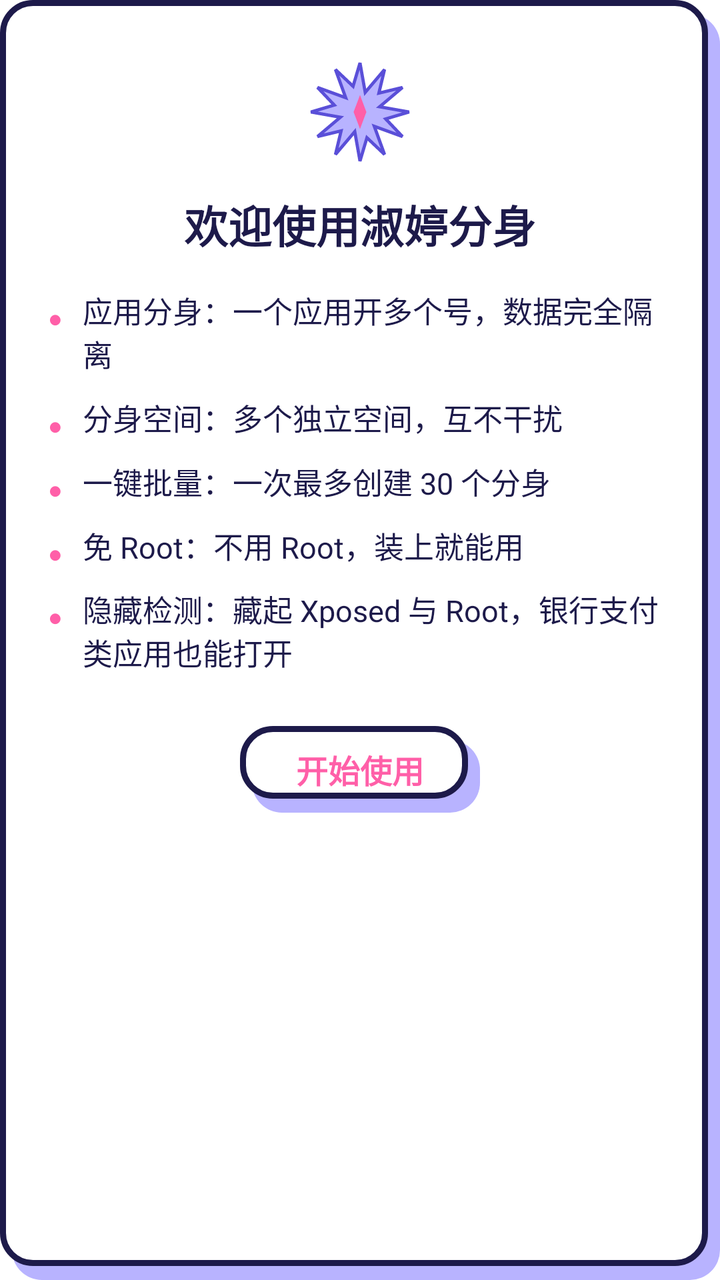
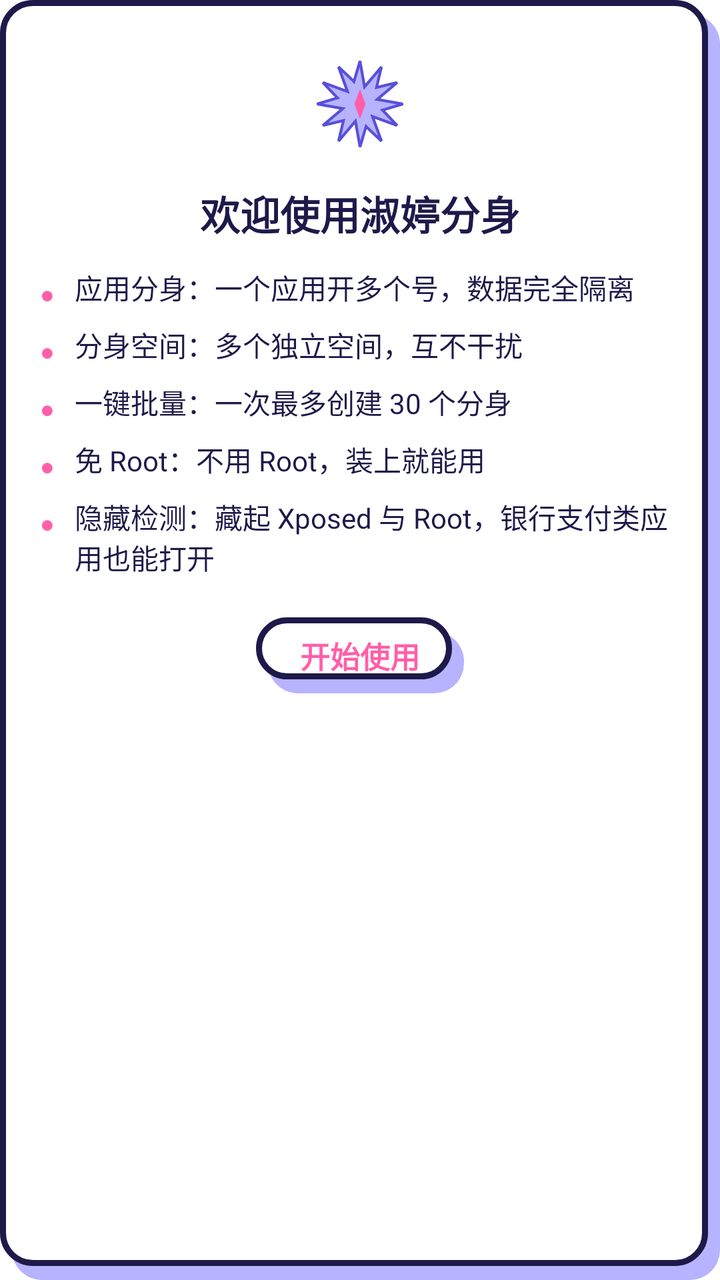

Screens rendered from an Android XML layout before and after an edit, with the pre-edit source and the edit as a unified diff.
<!-- AndroidManifest.xml: application theme Theme.BlackBox -->
<!-- res/layout/dialog_welcome.xml -->
<?xml version="1.0" encoding="utf-8"?>
<LinearLayout xmlns:android="http://schemas.android.com/apk/res/android"
    android:layout_width="match_parent"
    android:layout_height="wrap_content"
    android:background="@drawable/bg_sakuga_card"
    android:orientation="vertical"
    android:padding="24dp">

    <ImageView
        android:layout_width="64dp"
        android:layout_height="64dp"
        android:layout_gravity="center_horizontal"
        android:layout_marginBottom="8dp"
        android:src="@drawable/ic_sakuga_burst" />

    <TextView
        android:layout_width="wrap_content"
        android:layout_height="wrap_content"
        android:layout_gravity="center_horizontal"
        android:layout_marginBottom="16dp"
        android:text="欢迎使用淑婷分身"
        android:textColor="@color/primary_text"
        android:textSize="22sp"
        android:textStyle="bold" />

    <LinearLayout
        android:layout_width="match_parent"
        android:layout_height="wrap_content"
        android:layout_marginBottom="10dp"
        android:orientation="horizontal">

        <TextView
            android:layout_width="wrap_content"
            android:layout_height="wrap_content"
            android:layout_marginTop="2dp"
            android:layout_marginEnd="10dp"
            android:text="●"
            android:textColor="@color/accent"
            android:textSize="12sp" />

        <TextView
            android:layout_width="wrap_content"
            android:layout_height="wrap_content"
            android:text="应用分身：一个应用开多个号，数据完全隔离"
            android:textColor="@color/primary_text"
            android:textSize="15sp" />
    </LinearLayout>

    <LinearLayout
        android:layout_width="match_parent"
        android:layout_height="wrap_content"
        android:layout_marginBottom="10dp"
        android:orientation="horizontal">

        <TextView
            android:layout_width="wrap_content"
            android:layout_height="wrap_content"
            android:layout_marginTop="2dp"
            android:layout_marginEnd="10dp"
            android:text="●"
            android:textColor="@color/accent"
            android:textSize="12sp" />

        <TextView
            android:layout_width="wrap_content"
            android:layout_height="wrap_content"
            android:text="分身空间：多个独立空间，互不干扰"
            android:textColor="@color/primary_text"
            android:textSize="15sp" />
    </LinearLayout>

    <LinearLayout
        android:layout_width="match_parent"
        android:layout_height="wrap_content"
        android:layout_marginBottom="10dp"
        android:orientation="horizontal">

        <TextView
            android:layout_width="wrap_content"
            android:layout_height="wrap_content"
            android:layout_marginTop="2dp"
            android:layout_marginEnd="10dp"
            android:text="●"
            android:textColor="@color/accent"
            android:textSize="12sp" />

        <TextView
            android:layout_width="wrap_content"
            android:layout_height="wrap_content"
            android:text="一键批量：一次最多创建 30 个分身"
            android:textColor="@color/primary_text"
            android:textSize="15sp" />
    </LinearLayout>

    <LinearLayout
        android:layout_width="match_parent"
        android:layout_height="wrap_content"
        android:layout_marginBottom="10dp"
        android:orientation="horizontal">

        <TextView
            android:layout_width="wrap_content"
            android:layout_height="wrap_content"
            android:layout_marginTop="2dp"
            android:layout_marginEnd="10dp"
            android:text="●"
            android:textColor="@color/accent"
            android:textSize="12sp" />

        <TextView
            android:layout_width="wrap_content"
            android:layout_height="wrap_content"
            android:text="免 Root：不用 Root，装上就能用"
            android:textColor="@color/primary_text"
            android:textSize="15sp" />
    </LinearLayout>

    <LinearLayout
        android:layout_width="match_parent"
        android:layout_height="wrap_content"
        android:layout_marginBottom="10dp"
        android:orientation="horizontal">

        <TextView
            android:layout_width="wrap_content"
            android:layout_height="wrap_content"
            android:layout_marginTop="2dp"
            android:layout_marginEnd="10dp"
            android:text="●"
            android:textColor="@color/accent"
            android:textSize="12sp" />

        <TextView
            android:layout_width="wrap_content"
            android:layout_height="wrap_content"
            android:text="隐藏检测：藏起 Xposed 与 Root，银行支付类应用也能打开"
            android:textColor="@color/primary_text"
            android:textSize="15sp" />
    </LinearLayout>

    <TextView
        android:id="@+id/welcome_start"
        android:layout_width="wrap_content"
        android:layout_height="wrap_content"
        android:layout_gravity="center_horizontal"
        android:layout_marginTop="16dp"
        android:background="@drawable/bg_sakuga_card"
        android:paddingStart="28dp"
        android:paddingTop="10dp"
        android:paddingEnd="28dp"
        android:paddingBottom="10dp"
        android:text="开始使用"
        android:textColor="@color/accent"
        android:textSize="16sp"
        android:textStyle="bold" />
</LinearLayout>
<!-- resources referenced by this layout -->
<resources>
  <color name="accent">#FF5FA8</color>
  <color name="primary_text">#1D1A4A</color>
  <!-- drawable bg_sakuga_card (drawable) -->
  <?xml version="1.0" encoding="utf-8"?>
  <layer-list xmlns:android="http://schemas.android.com/apk/res/android">
      <item
          android:left="6dp"
          android:top="7dp">
          <shape android:shape="rectangle">
              <solid android:color="@color/soft" />
              <corners android:radius="15dp" />
          </shape>
      </item>
      <item
          android:bottom="7dp"
          android:right="6dp">
          <shape android:shape="rectangle">
              <solid android:color="@color/paper" />
              <stroke
                  android:width="3dp"
                  android:color="@color/ink" />
              <corners android:radius="15dp" />
          </shape>
      </item>
  </layer-list>
  <!-- drawable ic_sakuga_burst (drawable) -->
  <?xml version="1.0" encoding="utf-8"?>
  <vector xmlns:android="http://schemas.android.com/apk/res/android"
      android:width="72dp"
      android:height="72dp"
      android:viewportWidth="120"
      android:viewportHeight="120">
      <path
          android:fillColor="@color/soft"
          android:strokeColor="@color/line"
          android:strokeWidth="3"
          android:pathData="M 60.0,14.0 L 64.9,41.6 L 83.0,20.2 L 77.7,42.3 L 99.8,37.0 L 78.4,55.1 L 106.0,60.0 L 84.1,66.5 L 99.8,83.0 L 73.4,73.4 L 83.0,99.8 L 66.5,84.1 L 60.0,106.0 L 55.1,78.4 L 37.0,99.8 L 42.3,77.7 L 20.2,83.0 L 41.6,64.9 L 14.0,60.0 L 35.9,53.5 L 20.2,37.0 L 46.6,46.6 L 37.0,20.2 L 53.5,35.9 Z" />
      <path
          android:fillColor="@color/accent"
          android:pathData="M 60,44 L 66,60 L 60,76 L 54,60 Z" />
  </vector>
  <color name="soft">#B8B3FF</color>
  <color name="paper">#FFFFFF</color>
  <color name="ink">#1D1A4A</color>
  <color name="line">#5A4FD8</color>
  <color name="brand">#8F8DF7</color>
  <color name="brand_dark">#5A4FD8</color>
  <color name="white">#FFFFFFFF</color>
  <color name="surface">#FFFFFF</color>
  <color name="background">#FFFFFF</color>
  <color name="secondary_text">#8580B0</color>
  <style name="SakugaPopupMenu" parent="Widget.AppCompat.PopupMenu">
          <item name="android:popupBackground">@drawable/bg_sakuga_card</item>
      </style>
  <color name="track">#C9CBE0</color>
  <!-- unchanged entries left out for length: 1 -->
</resources>

<!-- the commit's change to res/layout/dialog_welcome.xml (unified diff, before → after) -->
@@ -4,10 +4,10 @@
     android:layout_height="wrap_content"
     android:background="@drawable/bg_sakuga_card"
     android:orientation="vertical"
-    android:padding="24dp">
+    android:padding="20dp">
 
     <ImageView
-        android:layout_width="64dp"
+        android:layout_width="56dp"
         android:layout_height="64dp"
         android:layout_gravity="center_horizontal"
         android:layout_marginBottom="8dp"
@@ -17,16 +17,16 @@
         android:layout_width="wrap_content"
         android:layout_height="wrap_content"
         android:layout_gravity="center_horizontal"
-        android:layout_marginBottom="16dp"
+        android:layout_marginBottom="12dp"
         android:text="欢迎使用淑婷分身"
         android:textColor="@color/primary_text"
-        android:textSize="22sp"
+        android:textSize="20sp"
         android:textStyle="bold" />
 
     <LinearLayout
         android:layout_width="match_parent"
         android:layout_height="wrap_content"
-        android:layout_marginBottom="10dp"
+        android:layout_marginBottom="8dp"
         android:orientation="horizontal">
 
         <TextView
@@ -43,13 +43,13 @@
             android:layout_height="wrap_content"
             android:text="应用分身：一个应用开多个号，数据完全隔离"
             android:textColor="@color/primary_text"
-            android:textSize="15sp" />
+            android:textSize="14sp" />
     </LinearLayout>
 
     <LinearLayout
         android:layout_width="match_parent"
         android:layout_height="wrap_content"
-        android:layout_marginBottom="10dp"
+        android:layout_marginBottom="8dp"
         android:orientation="horizontal">
 
         <TextView
@@ -66,13 +66,13 @@
             android:layout_height="wrap_content"
             android:text="分身空间：多个独立空间，互不干扰"
             android:textColor="@color/primary_text"
-            android:textSize="15sp" />
+            android:textSize="14sp" />
     </LinearLayout>
 
     <LinearLayout
         android:layout_width="match_parent"
         android:layout_height="wrap_content"
-        android:layout_marginBottom="10dp"
+        android:layout_marginBottom="8dp"
         android:orientation="horizontal">
 
         <TextView
@@ -89,13 +89,13 @@
             android:layout_height="wrap_content"
             android:text="一键批量：一次最多创建 30 个分身"
             android:textColor="@color/primary_text"
-            android:textSize="15sp" />
+            android:textSize="14sp" />
     </LinearLayout>
 
     <LinearLayout
         android:layout_width="match_parent"
         android:layout_height="wrap_content"
-        android:layout_marginBottom="10dp"
+        android:layout_marginBottom="8dp"
         android:orientation="horizontal">
 
         <TextView
@@ -112,13 +112,13 @@
             android:layout_height="wrap_content"
             android:text="免 Root：不用 Root，装上就能用"
             android:textColor="@color/primary_text"
-            android:textSize="15sp" />
+            android:textSize="14sp" />
     </LinearLayout>
 
     <LinearLayout
         android:layout_width="match_parent"
         android:layout_height="wrap_content"
-        android:layout_marginBottom="10dp"
+        android:layout_marginBottom="8dp"
         android:orientation="horizontal">
 
         <TextView
@@ -135,7 +135,7 @@
             android:layout_height="wrap_content"
             android:text="隐藏检测：藏起 Xposed 与 Root，银行支付类应用也能打开"
             android:textColor="@color/primary_text"
-            android:textSize="15sp" />
+            android:textSize="14sp" />
     </LinearLayout>
 
     <TextView
@@ -143,14 +143,14 @@
         android:layout_width="wrap_content"
         android:layout_height="wrap_content"
         android:layout_gravity="center_horizontal"
-        android:layout_marginTop="16dp"
+        android:layout_marginTop="12dp"
         android:background="@drawable/bg_sakuga_card"
-        android:paddingStart="28dp"
-        android:paddingTop="10dp"
-        android:paddingEnd="28dp"
-        android:paddingBottom="10dp"
+        android:paddingStart="22dp"
+        android:paddingTop="8dp"
+        android:paddingEnd="22dp"
+        android:paddingBottom="8dp"
         android:text="开始使用"
         android:textColor="@color/accent"
-        android:textSize="16sp"
+        android:textSize="15sp"
         android:textStyle="bold" />
 </LinearLayout>
